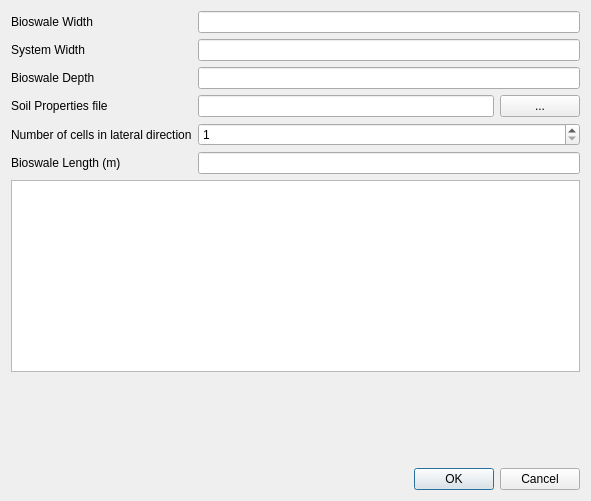
Above: dialogrosemead.ui from ArashMassoudieh/DryWellScriptGenerator before the change. Below: the same form after it.
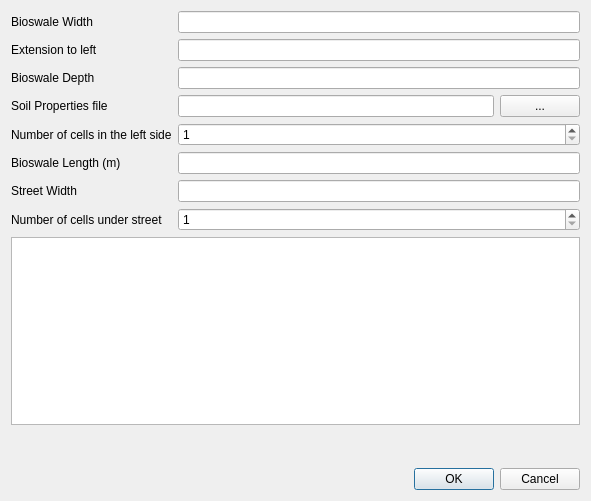
That is the form after the change.

```diff
--- a/dialogrosemead.ui
+++ b/dialogrosemead.ui
@@ -26,7 +26,7 @@
      <item row="1" column="0">
       <widget class="QLabel" name="label_2">
        <property name="text">
-        <string>System Width</string>
+        <string>Extension to left</string>
        </property>
       </widget>
      </item>
@@ -47,7 +47,7 @@
      <item row="4" column="0">
       <widget class="QLabel" name="label_5">
        <property name="text">
-        <string>Number of cells in lateral direction</string>
+        <string>Number of cells in the left side</string>
        </property>
       </widget>
      </item>
@@ -91,6 +91,30 @@
      <item row="5" column="1">
       <widget class="QLineEdit" name="lineEditLenght"/>
      </item>
+     <item row="6" column="1">
+      <widget class="QLineEdit" name="StreetWidth"/>
+     </item>
+     <item row="6" column="0">
+      <widget class="QLabel" name="label_7">
+       <property name="text">
+        <string>Street Width</string>
+       </property>
+      </widget>
+     </item>
+     <item row="7" column="0">
+      <widget class="QLabel" name="label_8">
+       <property name="text">
+        <string>Number of cells under street</string>
+       </property>
+      </widget>
+     </item>
+     <item row="7" column="1">
+      <widget class="QSpinBox" name="spinBox">
+       <property name="minimum">
+        <number>1</number>
+       </property>
+      </widget>
+     </item>
     </layout>
    </item>
    <item>
```
